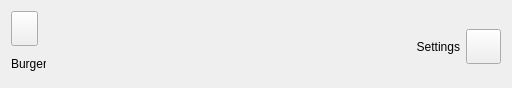
Before: the Qt Designer form LEO_sniffy/GUI/widgetfooter.ui in jirik09/Sniffy, drawn with Qt 5.
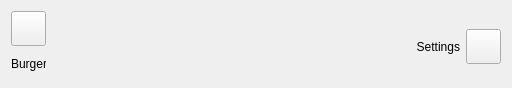
After: the same form once the commit is applied. Custom widgets are drawn as their Qt base class.

Patch:
```diff
--- a/LEO_sniffy/GUI/widgetfooter.ui
+++ b/LEO_sniffy/GUI/widgetfooter.ui
@@ -53,20 +53,20 @@
       <item>
        <widget class="QPushButton" name="pushButton_settingsA">
         <property name="sizePolicy">
-         <sizepolicy hsizetype="Ignored" vsizetype="Ignored">
+         <sizepolicy hsizetype="Fixed" vsizetype="Fixed">
           <horstretch>0</horstretch>
           <verstretch>0</verstretch>
          </sizepolicy>
         </property>
         <property name="minimumSize">
          <size>
-          <width>27</width>
+          <width>35</width>
           <height>35</height>
          </size>
         </property>
         <property name="maximumSize">
          <size>
-          <width>27</width>
+          <width>35</width>
           <height>35</height>
          </size>
         </property>
```
